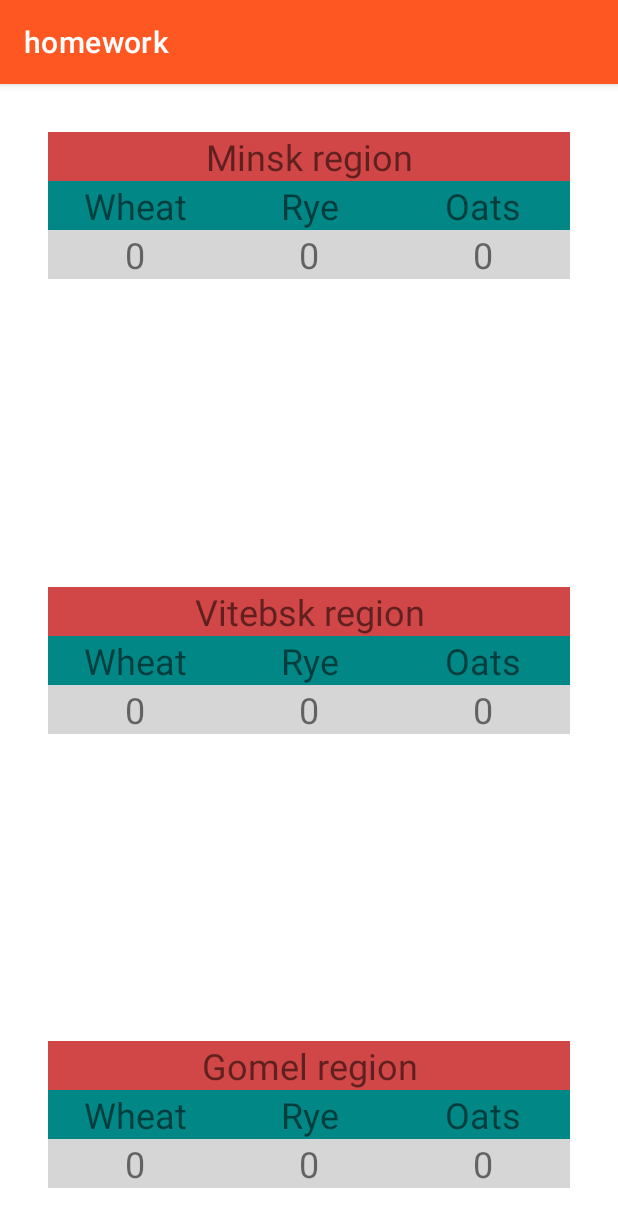
After one commit to baranovdev/homeworkTMS, an Android app: the ThirdHomeworkActivity screen opened directly, with no data from a screen before it, on a phone screen of 412 x 824 dp. The commit adds this screen. Shown: the top 1227 px of the screen. Run offline under Robolectric (Android 15) with nearby library versions, the phone set to English and light mode, and no system bars.

Commit message:
Initial Add new activity with layout

```diff
--- a/app/src/main/AndroidManifest.xml
+++ b/app/src/main/AndroidManifest.xml
@@ -11,6 +11,7 @@
         android:roundIcon="@mipmap/ic_launcher_round"
         android:supportsRtl="true"
         android:theme="@style/Theme.Homework">
+        <activity android:name=".ThirdHomeworkActivity"></activity>
         <activity android:name=".MainActivity">
             <intent-filter>
                 <action android:name="android.intent.action.MAIN" />
@@ -19,9 +20,9 @@
             </intent-filter>
         </activity>
         <activity android:name=".ImageLoaderActivity" />
-        <activity android:name=".SecondHomeworkActivity"/>
-        <activity android:name=".FlagsActivity"/>
-        <activity android:name=".AnimationActivity"/>
+        <activity android:name=".SecondHomeworkActivity" />
+        <activity android:name=".FlagsActivity" />
+        <activity android:name=".AnimationActivity" />
     </application>
 
 </manifest>
--- /dev/null
+++ b/app/src/main/java/by/baranovdev/homework/ThirdHomeworkActivity.kt
@@ -0,0 +1,11 @@
+package by.baranovdev.homework
+
+import androidx.appcompat.app.AppCompatActivity
+import android.os.Bundle
+
+class ThirdHomeworkActivity : AppCompatActivity() {
+    override fun onCreate(savedInstanceState: Bundle?) {
+        super.onCreate(savedInstanceState)
+        setContentView(R.layout.activity_third_homework)
+    }
+}
--- /dev/null
+++ b/app/src/main/res/layout/activity_third_homework.xml
@@ -0,0 +1,275 @@
+<?xml version="1.0" encoding="utf-8"?>
+<androidx.constraintlayout.widget.ConstraintLayout xmlns:android="http://schemas.android.com/apk/res/android"
+    xmlns:app="http://schemas.android.com/apk/res-auto"
+    xmlns:tools="http://schemas.android.com/tools"
+    android:layout_width="match_parent"
+    android:layout_height="match_parent"
+    tools:context=".ThirdHomeworkActivity">
+
+    <LinearLayout
+        android:id="@+id/first_region"
+        android:layout_width="match_parent"
+        android:layout_height="wrap_content"
+        android:layout_margin="32dp"
+        android:orientation="vertical"
+        app:layout_constraintTop_toTopOf="parent"
+        tools:layout_editor_absoluteX="16dp">
+
+        <TextView
+            android:layout_width="match_parent"
+            android:layout_height="wrap_content"
+            android:background="#D14646"
+            android:gravity="center"
+            android:text="@string/minsk_region"
+            android:textSize="24sp" />
+
+        <LinearLayout
+            android:layout_width="match_parent"
+            android:layout_height="wrap_content">
+
+            <TextView
+                android:layout_width="0dp"
+                android:layout_height="wrap_content"
+                android:layout_weight="1"
+                android:background="@color/teal_700"
+                android:gravity="center"
+                android:text="@string/wheat"
+                android:textSize="24sp" />
+
+            <TextView
+                android:layout_width="0dp"
+                android:layout_height="wrap_content"
+                android:layout_weight="1"
+                android:background="@color/teal_700"
+                android:gravity="center"
+                android:text="@string/rye"
+                android:textSize="24sp" />
+
+            <TextView
+                android:layout_width="0dp"
+                android:layout_height="wrap_content"
+                android:layout_weight="1"
+                android:background="@color/teal_700"
+                android:gravity="center"
+                android:text="@string/oats"
+                android:textSize="24sp" />
+
+        </LinearLayout>
+
+        <LinearLayout
+            android:layout_width="match_parent"
+            android:layout_height="wrap_content">
+
+            <TextView
+                android:id="@+id/first_region_wheat"
+                android:layout_width="0dp"
+                android:layout_height="wrap_content"
+                android:layout_weight="1"
+                android:background="#D6D6D6"
+                android:text="@string/null_string"
+                android:gravity="center"
+                android:textSize="24sp" />
+
+            <TextView
+                android:id="@+id/first_region_rye"
+                android:layout_width="0dp"
+                android:layout_height="wrap_content"
+                android:layout_weight="1"
+                android:background="#D6D6D6"
+                android:text="@string/null_string"
+                android:gravity="center"
+                android:textSize="24sp" />
+
+            <TextView
+                android:id="@+id/first_region_oats"
+                android:layout_width="0dp"
+                android:layout_height="wrap_content"
+                android:layout_weight="1"
+                android:background="#D6D6D6"
+                android:text="@string/null_string"
+                android:gravity="center"
+                android:textSize="24sp" />
+
+        </LinearLayout>
+
+    </LinearLayout>
+
+    <LinearLayout
+        android:id="@+id/second_region"
+        android:layout_width="match_parent"
+        android:layout_height="wrap_content"
+        android:layout_margin="32dp"
+        android:orientation="vertical"
+        app:layout_constraintBottom_toTopOf="@+id/third_region"
+        app:layout_constraintTop_toBottomOf="@+id/first_region"
+        tools:layout_editor_absoluteX="16dp">
+
+        <TextView
+            android:layout_width="match_parent"
+            android:layout_height="wrap_content"
+            android:background="#D14646"
+            android:gravity="center"
+            android:text="@string/vitebsk_region"
+            android:textSize="24sp" />
+
+        <LinearLayout
+            android:layout_width="match_parent"
+            android:layout_height="wrap_content">
+
+            <TextView
+                android:layout_width="0dp"
+                android:layout_height="wrap_content"
+                android:layout_weight="1"
+                android:background="@color/teal_700"
+                android:gravity="center"
+                android:text="@string/wheat"
+                android:textSize="24sp" />
+
+            <TextView
+                android:layout_width="0dp"
+                android:layout_height="wrap_content"
+                android:layout_weight="1"
+                android:background="@color/teal_700"
+                android:gravity="center"
+                android:text="@string/rye"
+                android:textSize="24sp" />
+
+            <TextView
+                android:layout_width="0dp"
+                android:layout_height="wrap_content"
+                android:layout_weight="1"
+                android:background="@color/teal_700"
+                android:gravity="center"
+                android:text="@string/oats"
+                android:textSize="24sp" />
+
+        </LinearLayout>
+
+        <LinearLayout
+            android:layout_width="match_parent"
+            android:layout_height="wrap_content">
+
+            <TextView
+                android:id="@+id/second_region_wheat"
+                android:layout_width="0dp"
+                android:layout_height="wrap_content"
+                android:layout_weight="1"
+                android:background="#D6D6D6"
+                android:gravity="center"
+                android:text="@string/null_string"
+                android:textSize="24sp" />
+
+            <TextView
+                android:id="@+id/second_region_rye"
+                android:layout_width="0dp"
+                android:layout_height="wrap_content"
+                android:layout_weight="1"
+                android:background="#D6D6D6"
+                android:gravity="center"
+                android:text="@string/null_string"
+                android:textSize="24sp" />
+
+            <TextView
+                android:id="@+id/second_region_oats"
+                android:layout_width="0dp"
+                android:layout_height="wrap_content"
+                android:layout_weight="1"
+                android:background="#D6D6D6"
+                android:gravity="center"
+                android:text="@string/null_string"
+                android:textSize="24sp" />
+
+        </LinearLayout>
+
+    </LinearLayout>
+
+    <LinearLayout
+        android:id="@+id/third_region"
+        android:layout_width="match_parent"
+        android:layout_height="wrap_content"
+        android:layout_margin="32dp"
+        android:orientation="vertical"
+        app:layout_constraintBottom_toBottomOf="parent"
+        tools:layout_editor_absoluteX="16dp">
+
+        <TextView
+            android:layout_width="match_parent"
+            android:layout_height="wrap_content"
+            android:background="#D14646"
+            android:gravity="center"
+            android:text="@string/gomel_region"
+            android:textSize="24sp" />
+
+        <LinearLayout
+            android:layout_width="match_parent"
+            android:layout_height="wrap_content">
+
+            <TextView
+                android:layout_width="0dp"
+                android:layout_height="wrap_content"
+                android:layout_weight="1"
+                android:background="@color/teal_700"
+                android:gravity="center"
+                android:text="@string/wheat"
+                android:textSize="24sp" />
+
+            <TextView
+                android:layout_width="0dp"
+                android:layout_height="wrap_content"
+                android:layout_weight="1"
+                android:background="@color/teal_700"
+                android:gravity="center"
+                android:text="@string/rye"
+                android:textSize="24sp" />
+
+            <TextView
+                android:layout_width="0dp"
+                android:layout_height="wrap_content"
+                android:layout_weight="1"
+                android:background="@color/teal_700"
+                android:gravity="center"
+                android:text="@string/oats"
+                android:textSize="24sp" />
+
+        </LinearLayout>
+
+        <LinearLayout
+            android:layout_width="match_parent"
+            android:layout_height="wrap_content">
+
+            <TextView
+                android:id="@+id/third_region_wheat"
+                android:layout_width="0dp"
+                android:layout_height="wrap_content"
+                android:layout_weight="1"
+                android:background="#D6D6D6"
+                android:gravity="center"
+                android:text="@string/null_string"
+                android:textSize="24sp" />
+
+            <TextView
+                android:id="@+id/third_region_rye"
+                android:layout_width="0dp"
+                android:layout_height="wrap_content"
+                android:layout_weight="1"
+                android:background="#D6D6D6"
+                android:gravity="center"
+                android:text="@string/null_string"
+                android:textSize="24sp" />
+
+            <TextView
+                android:id="@+id/third_region_oats"
+                android:layout_width="0dp"
+                android:layout_height="wrap_content"
+                android:layout_weight="1"
+                android:background="#D6D6D6"
+                android:gravity="center"
+                android:text="@string/null_string"
+                android:textSize="24sp" />
+
+        </LinearLayout>
+
+    </LinearLayout>
+
+
+</androidx.constraintlayout.widget.ConstraintLayout>
--- a/app/src/main/res/values/strings.xml
+++ b/app/src/main/res/values/strings.xml
@@ -16,4 +16,11 @@
     <string name="latvia">Latvia</string>
     <string name="denmark">Denmark</string>
     <string name="spain">Spain</string>
+    <string name="minsk_region">Minsk region</string>
+    <string name="wheat">Wheat</string>
+    <string name="rye">Rye</string>
+    <string name="oats">Oats</string>
+    <string name="null_string">0</string>
+    <string name="vitebsk_region">Vitebsk region</string>
+    <string name="gomel_region">Gomel region</string>
 </resources>
```
